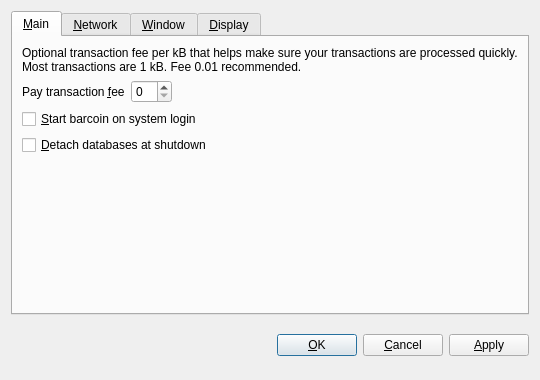
vov-crao/vovcoin, file src/qt/forms/optionsdialog.ui: the form before one commit.
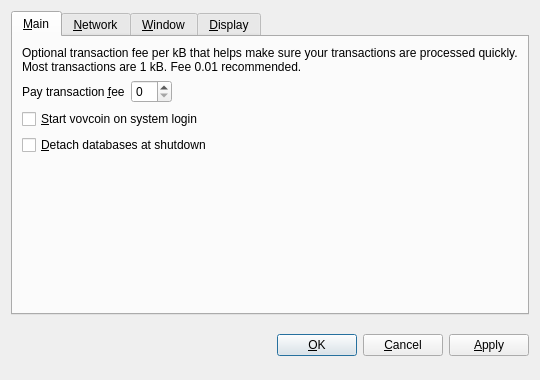
The form after the commit. The open tabs and pages were chosen to show the change. Custom widgets are drawn as their Qt base class.

Commit message: Involve vovcoin name

```diff
--- a/src/qt/forms/optionsdialog.ui
+++ b/src/qt/forms/optionsdialog.ui
@@ -82,7 +82,7 @@
           <string>Automatically start barcoin after logging in to the system.</string>
          </property>
          <property name="text">
-          <string>&amp;Start barcoin on system login</string>
+          <string>&amp;Start vovcoin on system login</string>
          </property>
         </widget>
        </item>
```
Left out of the diff: 10 changed lines with no effect on the pictures. The commit also changes 30 other files.
